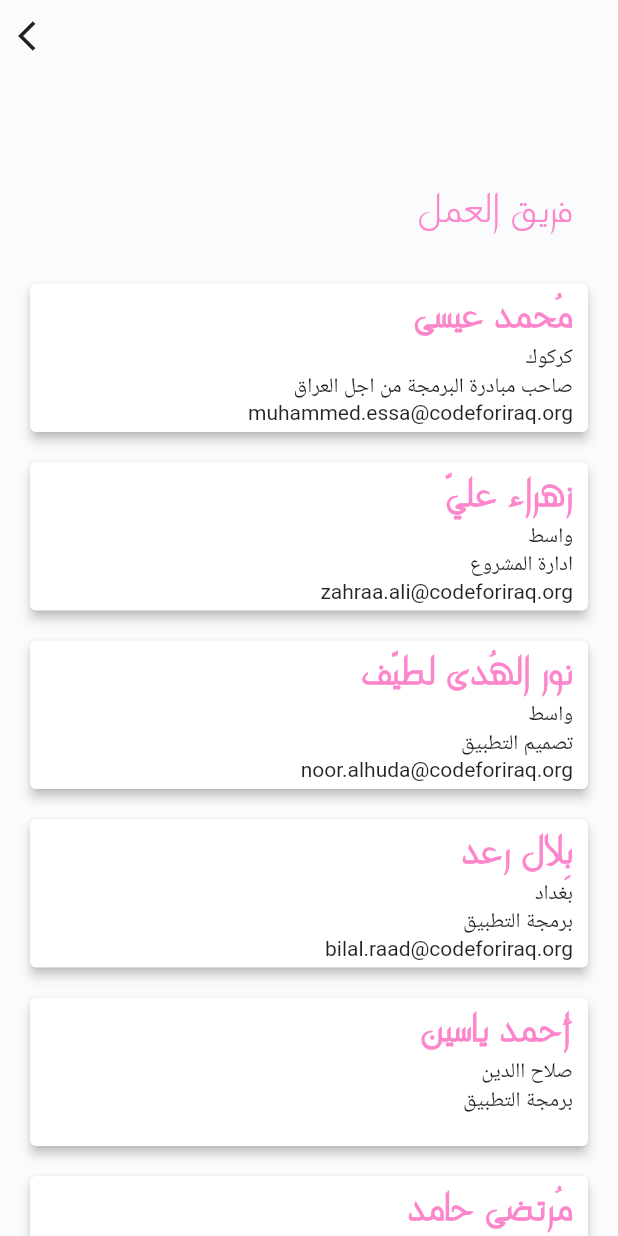
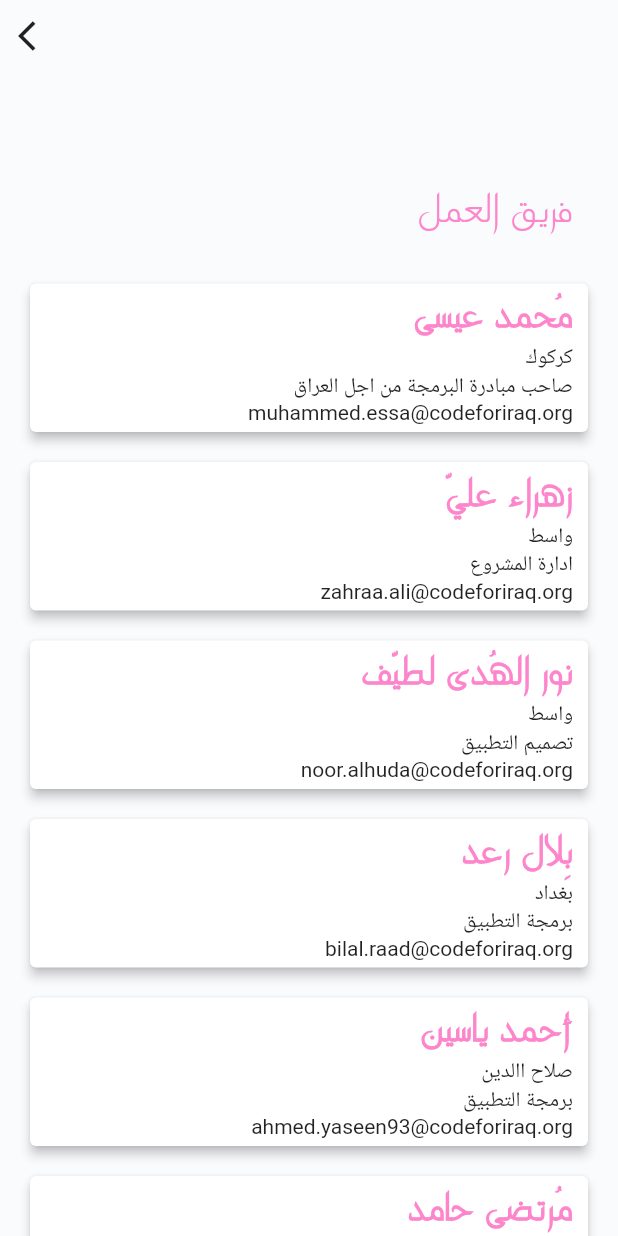
Before and after one commit to bilalraad/house_of_joy, a Flutter app: the Staff screen opened directly, on a phone screen of 412 x 824 dp. Run offline on Flutter 3.47's test engine with Material 2 defaults, Android fonts, the phone set to English and light mode, and no system bars; our stand-ins replace bot_toast, cloud_firestore, data_connection_checker, extended_image, firebase_auth, firebase_messaging and 6 more; missing offline and left inert: flutter_facebook_login, flutter_form_bloc, multi_image_picker; accounts and stored records are empty.

Commit message:
ui fixing

```diff
--- a/lib/services/auth.dart
+++ b/lib/services/auth.dart
@@ -225,7 +225,7 @@ class Auth implements BaseAuth {
     return true;
   }
 
-  ///this func. will sent link to users's email to reset the password from the link
+  ///this func. will sent link to user's email to reset the password from the link
   Future<void> resetPassword(String email) async {
     if (!await connected()) {
       showCostumeFireBaseErrorNotif('عذرا لا يوجد اتصال بالانترنت');
@@ -333,8 +333,6 @@ class Auth implements BaseAuth {
           break;
         case FacebookLoginStatus.error:
           addState(AuthState.error);
-          // debugPrint('Something went wrong with the login process.\n'
-          //     'Here\'s the error Facebook gave us: ${result.errorMessage}');
           return 'حدث خطا غير معروف، الرجاء المحاولة مرة اخرى';
 
           break;
--- a/lib/ui/Home/about.dart
+++ b/lib/ui/Home/about.dart
@@ -131,7 +131,7 @@ final List<Map<String, String>> teamData = [
     'name': 'أحمد ياسين',
     'position': 'برمجة التطبيق',
     'city': 'صلاح االدين',
-    'email': '',
+    'email': 'ahmed.yaseen93@codeforiraq.org',
   },
   {
     'name': 'مُرتضى حامد',
@@ -220,18 +220,9 @@ class Staff extends StatelessWidget {
                     fontFamily: 'ae_Sindibad',
                     fontWeight: FontWeight.bold),
               ),
-              Text(
-                city,
-                style: const TextStyle(fontSize: 14),
-              ),
-              Text(
-                position,
-                style: const TextStyle(fontSize: 14),
-              ),
-              Text(
-                email,
-                style: const TextStyle(fontSize: 14),
-              ),
+              Text(city),
+              Text(position),
+              Text(email),
             ],
           ),
         ),
--- a/lib/ui/Home/order.dart
+++ b/lib/ui/Home/order.dart
@@ -107,6 +107,7 @@ class _OrderState extends State<Order> {
                     child: Text(
                       'لم يضع صاحب المنشور رقم هاتفه، يمكنك طلب ذلك من خلال التعليقات',
                       textAlign: TextAlign.center,
+                      style: TextStyle(fontSize: 18),
                     ),
                   )
                 : Container()
--- a/lib/ui/Home/showTheGoods.dart
+++ b/lib/ui/Home/showTheGoods.dart
@@ -2,7 +2,6 @@ import 'package:flutter/cupertino.dart';
 import 'package:flutter/material.dart';
 
 import '../../models/post.dart';
-import '../../functions/show_dialog.dart';
 import '../../services/post_services.dart';
 import '../Costume_widgets/post_widget.dart';
 import '../Costume_widgets/loading_dialog.dart';
```
Also changed, not shown: images/logo.png.
